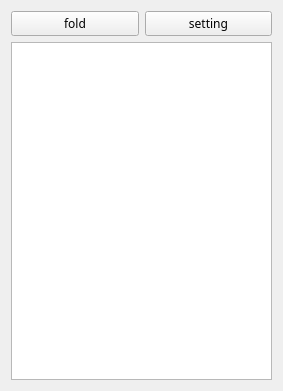
The window that sidelogwidget.ui (ssshion223/SimpleLogApp) describes before a commit, drawn with Qt 5.
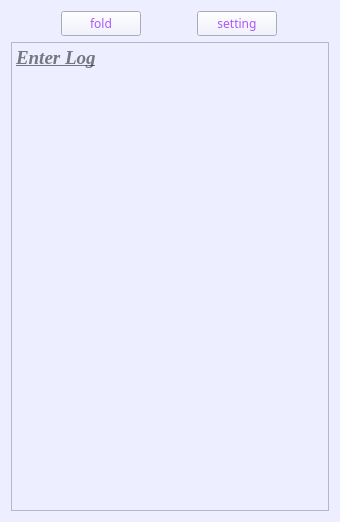
The same window after the commit. Icons and pictures are not drawn.

Patch:
```diff
--- a/sidelogwidget.ui
+++ b/sidelogwidget.ui
@@ -6,12 +6,12 @@
    <rect>
     <x>0</x>
     <y>0</y>
-    <width>283</width>
-    <height>391</height>
+    <width>340</width>
+    <height>522</height>
    </rect>
   </property>
   <property name="sizePolicy">
-   <sizepolicy hsizetype="Expanding" vsizetype="Expanding">
+   <sizepolicy hsizetype="Fixed" vsizetype="Fixed">
     <horstretch>0</horstretch>
     <verstretch>0</verstretch>
    </sizepolicy>
@@ -27,29 +27,93 @@
   <property name="windowTitle">
    <string>SideLogWidget</string>
   </property>
-  <layout class="QHBoxLayout" name="horizontalLayout">
-   <item>
-    <layout class="QGridLayout" name="gridLayout">
+  <property name="autoFillBackground">
+   <bool>false</bool>
+  </property>
+  <property name="styleSheet">
+   <string notr="true">background-color: rgb(237, 238, 255);</string>
+  </property>
+  <layout class="QGridLayout" name="gridLayout">
+   <item row="0" column="0">
+    <layout class="QGridLayout" name="frame_layout">
      <item row="1" column="0">
       <layout class="QVBoxLayout" name="log_layout">
        <item>
-        <widget class="QTextEdit" name="log_text"/>
+        <layout class="QHBoxLayout" name="button_layout">
+         <item>
+          <widget class="QPushButton" name="fold_button">
+           <property name="sizePolicy">
+            <sizepolicy hsizetype="Fixed" vsizetype="Fixed">
+             <horstretch>0</horstretch>
+             <verstretch>0</verstretch>
+            </sizepolicy>
+           </property>
+           <property name="styleSheet">
+            <string notr="true">color: rgb(170, 85, 255);
+</string>
+           </property>
+           <property name="text">
+            <string>fold</string>
+           </property>
+           <property name="icon">
+            <iconset theme="QIcon::ThemeIcon::DocumentSend"/>
+           </property>
+           <property name="checkable">
+            <bool>true</bool>
+           </property>
+          </widget>
+         </item>
+         <item>
+          <widget class="QPushButton" name="setting">
+           <property name="sizePolicy">
+            <sizepolicy hsizetype="Fixed" vsizetype="Fixed">
+             <horstretch>0</horstretch>
+             <verstretch>0</verstretch>
+            </sizepolicy>
+           </property>
+           <property name="styleSheet">
+            <string notr="true">color: rgb(170, 85, 255);</string>
+           </property>
+           <property name="text">
+            <string>setting</string>
+           </property>
+           <property name="icon">
+            <iconset theme="QIcon::ThemeIcon::DocumentProperties"/>
+           </property>
+          </widget>
+         </item>
+        </layout>
        </item>
-      </layout>
-     </item>
-     <item row="0" column="0">
-      <layout class="QHBoxLayout" name="horizontalLayout_2">
        <item>
-        <widget class="QPushButton" name="fold">
-         <property name="text">
-          <string>fold</string>
+        <widget class="QTextEdit" name="log_text">
+         <property name="font">
+          <font>
+           <family>Times New Roman</family>
+           <pointsize>14</pointsize>
+           <italic>true</italic>
+           <bold>true</bold>
+           <underline>true</underline>
+           <strikeout>false</strikeout>
+           <hintingpreference>PreferFullHinting</hintingpreference>
+          </font>
          </property>
-        </widget>
-       </item>
-       <item>
-        <widget class="QPushButton" name="setting">
-         <property name="text">
-          <string>setting</string>
+         <property name="mouseTracking">
+          <bool>true</bool>
+         </property>
+         <property name="contextMenuPolicy">
+          <enum>Qt::ContextMenuPolicy::DefaultContextMenu</enum>
+         </property>
+         <property name="styleSheet">
+          <string notr="true">border-image: url(:/new/images/img/142686513_p0_tp.png);</string>
+         </property>
+         <property name="frameShadow">
+          <enum>QFrame::Shadow::Plain</enum>
+         </property>
+         <property name="midLineWidth">
+          <number>0</number>
+         </property>
+         <property name="placeholderText">
+          <string>Enter Log</string>
          </property>
         </widget>
        </item>
```
